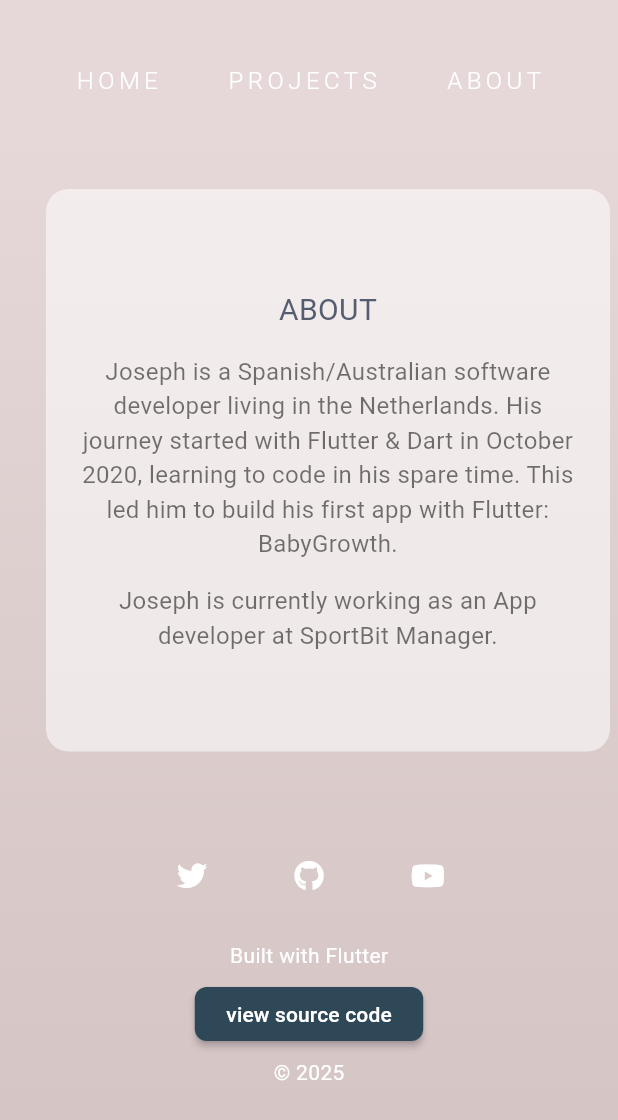
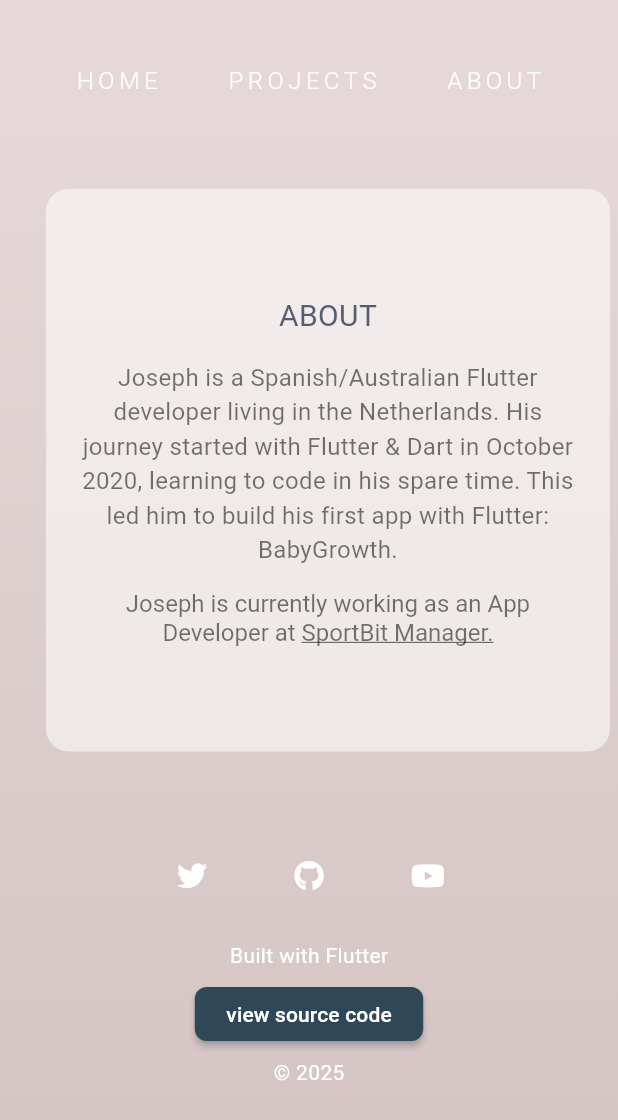
Before and after one commit to josephcavanna/personal_blog_v2, a Flutter app: the screen it shows after launch, after a tap on "PROJECTS", after a tap on "ABOUT", on a phone screen of 412 x 824 dp. Shown: the top 1120 px of the screen. Run offline on Flutter 3.47's test engine with Material 3 defaults, Android fonts, the light colour scheme and no system bars; our stand-ins replace font_awesome_flutter, supabase_flutter, url_strategy; accounts and stored records are empty; network calls fail.

Commit message:
custom widget with url link

```diff
--- a/lib/components/about_content.dart
+++ b/lib/components/about_content.dart
@@ -1,4 +1,5 @@
 import 'package:flutter/material.dart';
+import 'package:personal_blog_v2/components/url_text_widget.dart';
 import 'package:personal_blog_v2/constants.dart';
 
 class AboutContent extends StatelessWidget {
@@ -28,18 +29,14 @@ class AboutContent extends StatelessWidget {
                     height: 15,
                   ),
                   Text(
-                    'Joseph is a Spanish/Australian software developer living in the Netherlands. His journey started with Flutter & Dart in October 2020, learning to code in his spare time. This led him to build his first app with Flutter: BabyGrowth.',
+                    'Joseph is a Spanish/Australian Flutter developer living in the Netherlands. His journey started with Flutter & Dart in October 2020, learning to code in his spare time. This led him to build his first app with Flutter: BabyGrowth.',
                     textAlign: TextAlign.center,
                     style: Constants.kAboutStyle,
                   ),
                   SizedBox(
                     height: 15,
                   ),
-                  Text(
-                    'Joseph is currently working as an App developer at SportBit Manager.',
-                    textAlign: TextAlign.center,
-                    style: Constants.kAboutStyle,
-                  ),
+                 UrlTextWidget(preText: 'Joseph is currently working as an App Developer at ', hyperlinkText: 'SportBit Manager.', url: 'https://www.sportbitmanager.nl'),
                 ],
               ),
             ),
--- /dev/null
+++ b/lib/components/url_text_widget.dart
@@ -0,0 +1,47 @@
+import 'package:flutter/gestures.dart';
+import 'package:flutter/material.dart';
+import 'package:personal_blog_v2/constants.dart';
+import 'package:url_launcher/url_launcher.dart';
+
+class UrlTextWidget extends StatelessWidget {
+  final String? preText;
+  final String hyperlinkText;
+  final String url;
+  final String? postText;
+  const UrlTextWidget(
+      {this.preText,
+      required this.hyperlinkText,
+      required this.url,
+      this.postText,
+      Key? key})
+      : super(key: key);
+
+  @override
+  Widget build(BuildContext context) {
+    return RichText(
+      textAlign: TextAlign.center,
+      text: TextSpan(
+        text: preText,
+        style: Constants.kAboutStyle,
+        children: [
+          TextSpan(
+            text: hyperlinkText,
+            style: Constants.kAboutStyle
+                .copyWith(decoration: TextDecoration.underline),
+            recognizer: TapGestureRecognizer()
+              ..onTap = () async {
+                if (await canLaunch(url)) {
+                  await launch(url);
+                } else {
+                  throw 'Could not launch $url';
+                }
+              },
+          ),
+          TextSpan(
+            text: postText,
+          ),
+        ],
+      ),
+    );
+  }
+}
```
